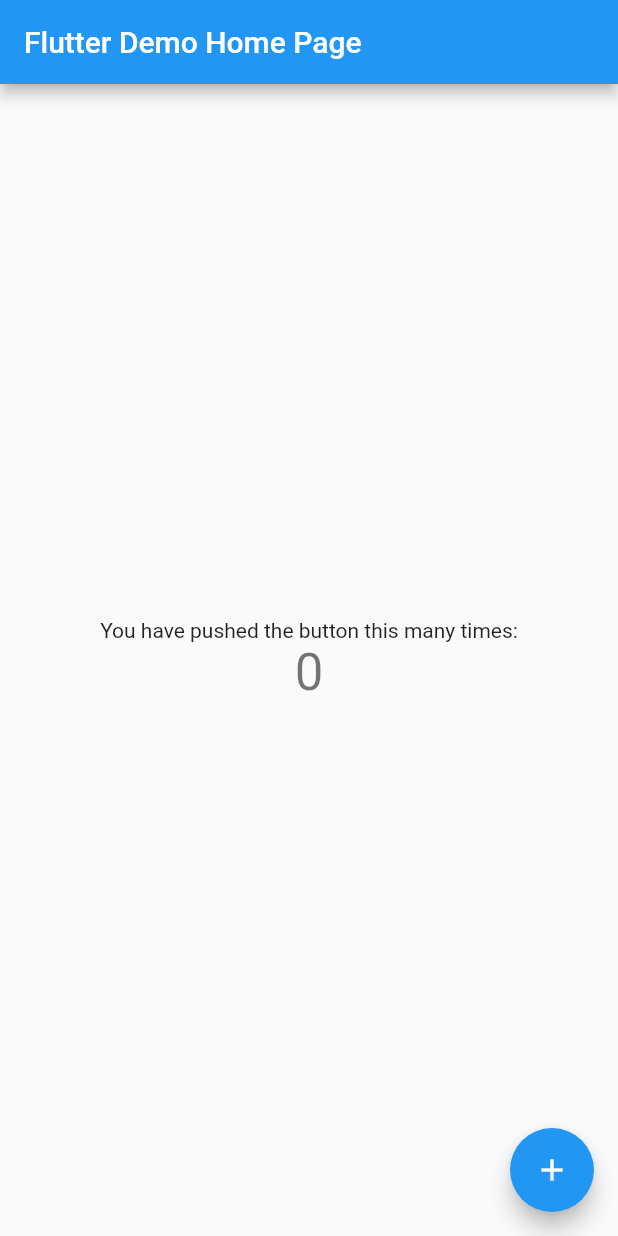
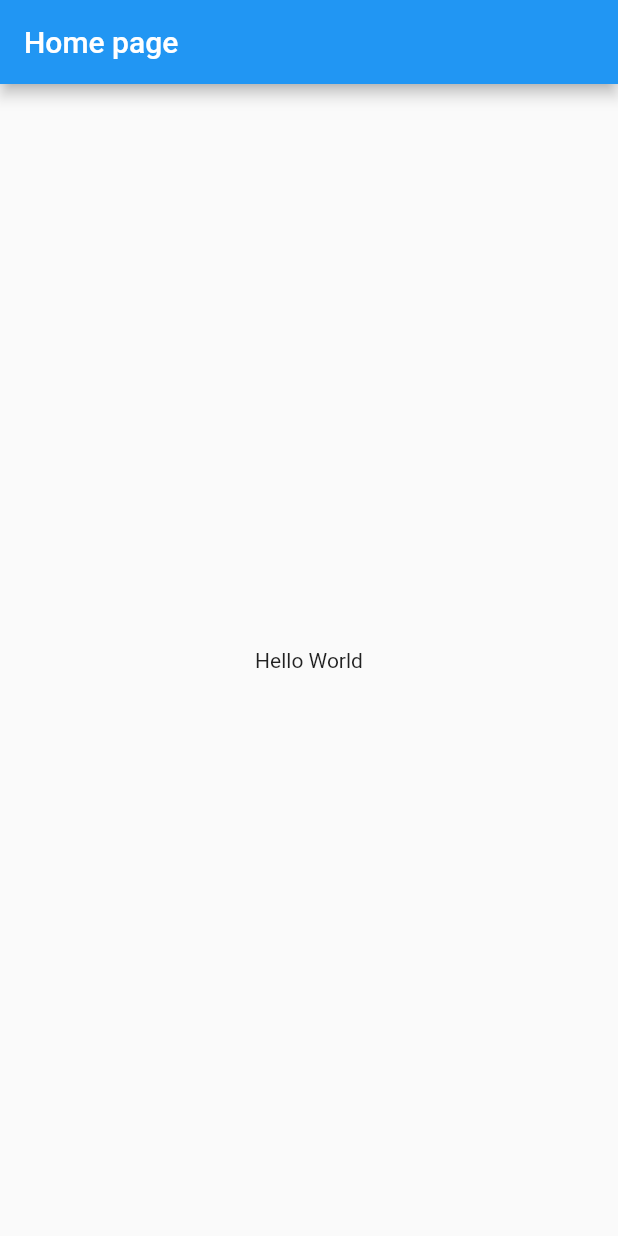
Before and after one commit to zuhdalfan/learn-flutter, a Flutter app: the screen it shows after launch, on a phone screen of 412 x 824 dp. Run offline on Flutter 3.47's test engine with Material 2 defaults, Android fonts, the phone set to English and light mode, and no system bars.

Commit message:
edit home page

```diff
--- a/hello_world/lib/main.dart
+++ b/hello_world/lib/main.dart
@@ -1,115 +1,32 @@
 import 'package:flutter/material.dart';
-
-void main() {
-  runApp(const MyApp());
-}
+void main() => runApp(MyApp());
 
 class MyApp extends StatelessWidget {
-  const MyApp({Key? key}) : super(key: key);
-
-  // This widget is the root of your application.
+// This widget is the root of your application.
   @override
   Widget build(BuildContext context) {
     return MaterialApp(
-      title: 'Flutter Demo',
+      debugShowCheckedModeBanner: false,
+      title: 'Hello World Demo Application',
       theme: ThemeData(
-        // This is the theme of your application.
-        //
-        // Try running your application with "flutter run". You'll see the
-        // application has a blue toolbar. Then, without quitting the app, try
-        // changing the primarySwatch below to Colors.green and then invoke
-        // "hot reload" (press "r" in the console where you ran "flutter run",
-        // or simply save your changes to "hot reload" in a Flutter IDE).
-        // Notice that the counter didn't reset back to zero; the application
-        // is not restarted.
-        primarySwatch: Colors.blue,
-      ),
-      home: const MyHomePage(title: 'Flutter Demo Home Page'),
+        primarySwatch: Colors.blue,),
+      home: MyHomePage(title: 'Home page'),
     );
   }
 }
 
-class MyHomePage extends StatefulWidget {
-  const MyHomePage({Key? key, required this.title}) : super(key: key);
-
-  // This widget is the home page of your application. It is stateful, meaning
-  // that it has a State object (defined below) that contains fields that affect
-  // how it looks.
-
-  // This class is the configuration for the state. It holds the values (in this
-  // case the title) provided by the parent (in this case the App widget) and
-  // used by the build method of the State. Fields in a Widget subclass are
-  // always marked "final".
-
+class MyHomePage extends StatelessWidget {
+  MyHomePage({Key?key, required this.title}) : super(key: key);
   final String title;
 
   @override
-  State<MyHomePage> createState() => _MyHomePageState();
-}
-
-class _MyHomePageState extends State<MyHomePage> {
-  int _counter = 0;
-
-  void _incrementCounter() {
-    setState(() {
-      // This call to setState tells the Flutter framework that something has
-      // changed in this State, which causes it to rerun the build method below
-      // so that the display can reflect the updated values. If we changed
-      // _counter without calling setState(), then the build method would not be
-      // called again, and so nothing would appear to happen.
-      _counter++;
-    });
-  }
-
-  @override
   Widget build(BuildContext context) {
-    // This method is rerun every time setState is called, for instance as done
-    // by the _incrementCounter method above.
-    //
-    // The Flutter framework has been optimized to make rerunning build methods
-    // fast, so that you can just rebuild anything that needs updating rather
-    // than having to individually change instances of widgets.
     return Scaffold(
       appBar: AppBar(
-        // Here we take the value from the MyHomePage object that was created by
-        // the App.build method, and use it to set our appbar title.
-        title: Text(widget.title),
-      ),
-      body: Center(
-        // Center is a layout widget. It takes a single child and positions it
-        // in the middle of the parent.
-        child: Column(
-          // Column is also a layout widget. It takes a list of children and
-          // arranges them vertically. By default, it sizes itself to fit its
-          // children horizontally, and tries to be as tall as its parent.
-          //
-          // Invoke "debug painting" (press "p" in the console, choose the
-          // "Toggle Debug Paint" action from the Flutter Inspector in Android
-          // Studio, or the "Toggle Debug Paint" command in Visual Studio Code)
-          // to see the wireframe for each widget.
-          //
-          // Column has various properties to control how it sizes itself and
-          // how it positions its children. Here we use mainAxisAlignment to
-          // center the children vertically; the main axis here is the vertical
-          // axis because Columns are vertical (the cross axis would be
-          // horizontal).
-          mainAxisAlignment: MainAxisAlignment.center,
-          children: <Widget>[
-            const Text(
-              'You have pushed the button this many times:',
-            ),
-            Text(
-              '$_counter',
-              style: Theme.of(context).textTheme.headline4,
-            ),
-          ],
+        title: Text(this.title),),
+        body: Center(
+          child: Text('Hello World',)
         ),
-      ),
-      floatingActionButton: FloatingActionButton(
-        onPressed: _incrementCounter,
-        tooltip: 'Increment',
-        child: const Icon(Icons.add),
-      ), // This trailing comma makes auto-formatting nicer for build methods.
     );
   }
 }
```
